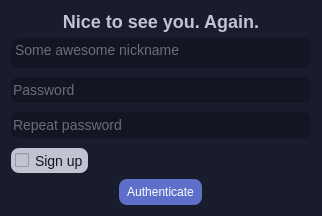
Old version of the form authdialog.ui in the repository ftelnov/qtChatClient.
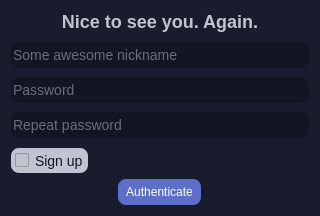
New version of the form. Icons and pictures are not drawn.

The edit to the form file:
```diff
--- a/authdialog.ui
+++ b/authdialog.ui
@@ -64,16 +64,10 @@
       </widget>
      </item>
      <item>
-      <widget class="QTextEdit" name="authNicknameInput">
-       <property name="sizePolicy">
-        <sizepolicy hsizetype="Minimum" vsizetype="Minimum">
-         <horstretch>0</horstretch>
-         <verstretch>0</verstretch>
-        </sizepolicy>
-       </property>
+      <widget class="QLineEdit" name="authNicknameInput">
        <property name="minimumSize">
         <size>
-         <width>300</width>
+         <width>0</width>
          <height>30</height>
         </size>
        </property>
@@ -88,7 +82,8 @@
 border-radius: 8px;
 color: #C1C3D0;
 font: 9pt &quot;Liberation Serif&quot;;
-font-size: 14px;</string>
+font-size: 14px;
+margin-top: 4px;</string>
        </property>
        <property name="placeholderText">
         <string>Some awesome nickname</string>
@@ -96,7 +91,7 @@
       </widget>
      </item>
      <item>
-      <widget class="QLineEdit" name="passwordRepeatInput">
+      <widget class="QLineEdit" name="passwordInput">
        <property name="minimumSize">
         <size>
          <width>0</width>
@@ -120,7 +115,7 @@
       </widget>
      </item>
      <item>
-      <widget class="QLineEdit" name="passwordInput">
+      <widget class="QLineEdit" name="passwordRepeatInput">
        <property name="minimumSize">
         <size>
          <width>0</width>
```
